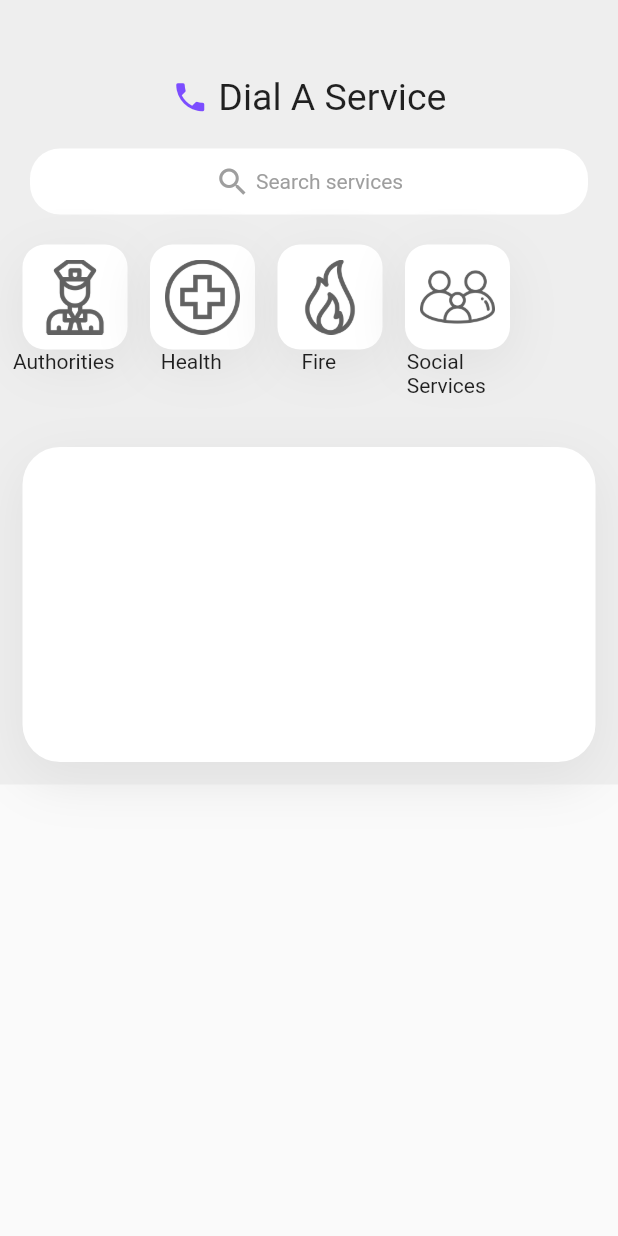
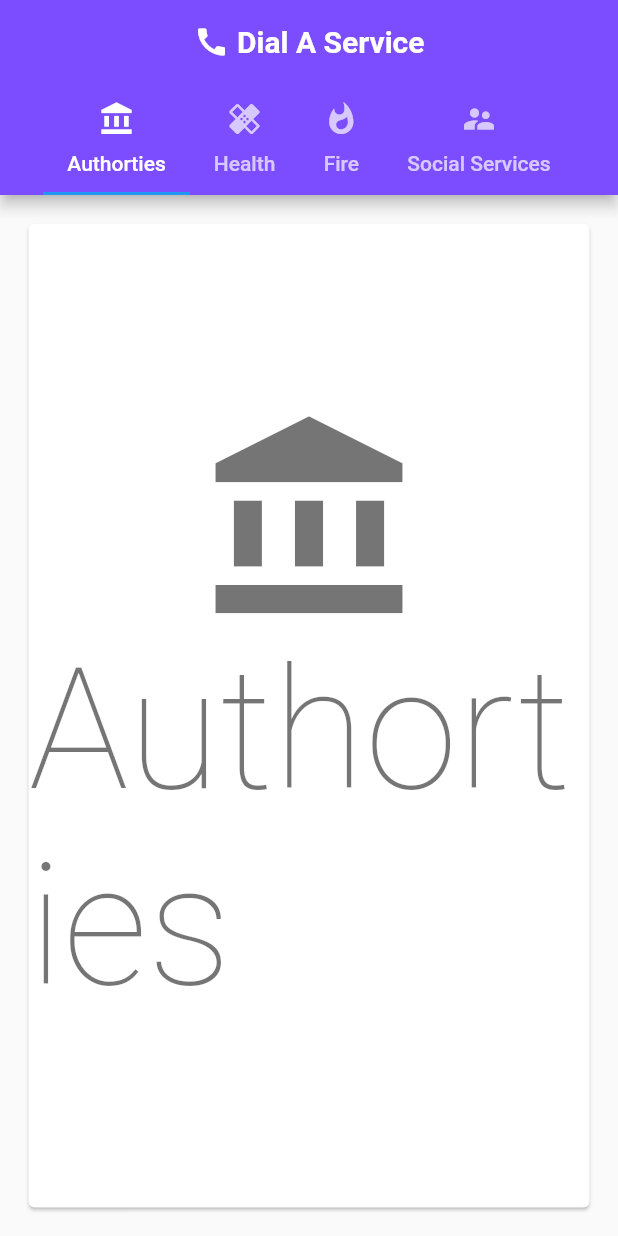
Before and after one commit to thebrndt/Code_Project, a Flutter app: the screen it shows after launch, after a tap on "SKIP", after a tap on "GET STARTED NOW", on a phone screen of 412 x 824 dp. Run offline on Flutter 3.47's test engine with Material 2 defaults, Android fonts, the phone set to English and light mode, and no system bars.

Commit message:
Sorted out Functionality of Dial Page with Tabs and Navigations
Only the basic concepts though, I still need to add actual content to the individual pages

```diff
--- a/lib/data/data.dart
+++ b/lib/data/data.dart
@@ -1,7 +1,3 @@
-// Defining all data needed, that will be used in the slides.
-import 'package:flutter/material.dart';
-import 'package:flutter/painting.dart';
-
 class SliderModel {
   String imagePath;
   String title;
@@ -40,10 +36,6 @@ List<SliderModel> getSlides() {
   return slides;
 }
 
-List<BoxShadow> shadowList = [
-  BoxShadow(color: Colors.grey[300], blurRadius: 30, offset: Offset(0, 10))
-];
-
 List<Map> categories = [
   {'name': 'Authorities', 'iconPath': 'assets/authorities.png'},
   {'name': 'Health', 'iconPath': 'assets/health.png'},
--- a/lib/dialPage.dart
+++ b/lib/dialPage.dart
@@ -1,4 +1,3 @@
-import 'package:Code_Project/data/data.dart';
 import 'package:flutter/material.dart';
 import 'package:flutter/rendering.dart';
 
@@ -11,128 +10,85 @@ class DialPage extends StatefulWidget {
 class _DialPageState extends State<DialPage> {
   @override
   Widget build(BuildContext context) {
-    return Scaffold(
-        body: Container(
-      color: Colors.grey[200],
-      child: SingleChildScrollView(
-        child: Column(
-          children: <Widget>[
-            SizedBox(
-              height: 50,
-            ),
-            Container(
-              margin: EdgeInsets.symmetric(horizontal: 25),
-              child: Row(
-                mainAxisAlignment: MainAxisAlignment.center,
-                children: <Widget>[
-                  Column(
-                    children: <Widget>[
-                      Row(
-                        children: <Widget>[
-                          Icon(
-                            Icons.phone,
-                            color: Colors.deepPurpleAccent,
-                            size: 25,
-                          ),
-                          Text(
-                            ' Dial A Service',
-                            style: TextStyle(fontSize: 25),
-                          ),
-                        ],
-                      )
-                    ],
-                  )
-                ],
-              ),
-            ),
-            Container(
-              padding: EdgeInsets.symmetric(horizontal: 20, vertical: 10),
-              margin: EdgeInsets.symmetric(vertical: 20, horizontal: 20),
-              decoration: BoxDecoration(
-                  color: Colors.white, borderRadius: BorderRadius.circular(20)),
-              child: Row(
-                mainAxisAlignment: MainAxisAlignment.center,
-                children: <Widget>[
-                  Icon(
-                    Icons.search,
-                    color: Colors.grey,
-                  ),
-                  Text(' Search services', style: TextStyle(color: Colors.grey))
-                ],
-              ),
-            ),
-            Container(
-              height: 120,
-              child: ListView.builder(
-                scrollDirection: Axis.horizontal,
-                itemCount: categories.length,
-                itemBuilder: (context, index) {
-                  return Container(
-                    child: (Column(
-                      children: <Widget>[
-                        Container(
-                            padding: EdgeInsets.all(10),
-                            margin: EdgeInsets.only(left: 15),
-                            decoration: BoxDecoration(
-                                color: Colors.white,
-                                boxShadow: shadowList,
-                                borderRadius: BorderRadius.circular(15)),
-                            child: Image.asset(
-                              categories[index]['iconPath'],
-                              height: 50,
-                              width: 50,
-                              color: Colors.grey[700],
-                            )),
-                        Text(categories[index]['name'])
-                      ],
-                    )),
+    return MaterialApp(
+      debugShowCheckedModeBanner: false,
+      home: DefaultTabController(
+        length: choices.length,
+        child: Scaffold(
+          appBar: AppBar(
+            backgroundColor: Colors.deepPurpleAccent,
+            title: Container(
+                child: Row(
+              mainAxisAlignment: MainAxisAlignment.center,
+              children: <Widget>[
+                Icon(
+                  Icons.call,
+                  color: Colors.white,
+                ),
+                Text(
+                  ' Dial A Service',
+                  style: TextStyle(fontWeight: FontWeight.bold),
+                ),
+              ],
+            )),
+            bottom: TabBar(
+              isScrollable: true,
+              tabs: choices.map<Widget>(
+                (Choice choice) {
+                  return Tab(
+                    text: choice.title,
+                    icon: Icon(choice.icon),
                   );
                 },
-              ),
+              ).toList(),
             ),
-            Container(
-              height: 240,
-              child: Container(
-                margin: EdgeInsets.all(15),
-                decoration: BoxDecoration(
-                  boxShadow: shadowList,
-                  color: Colors.white,
-                  borderRadius: BorderRadius.circular(25),
-                ),
-              ),
-            ),
+          ),
+          body: TabBarView(
+            children: choices.map((Choice choice) {
+              return Padding(
+                padding: const EdgeInsets.all(15),
+                child: ChoicePage(choice: choice),
+              );
+            }).toList(),
+          ),
+        ),
+      ),
+    );
+  }
+}
+
+class Choice {
+  final String title;
+  final IconData icon;
+  const Choice({this.title, this.icon});
+}
+
+const List<Choice> choices = <Choice>[
+  Choice(title: 'Authorties', icon: Icons.account_balance),
+  Choice(title: 'Health', icon: Icons.healing),
+  Choice(title: 'Fire', icon: Icons.whatshot),
+  Choice(title: 'Social Services', icon: Icons.supervisor_account),
+];
+
+class ChoicePage extends StatelessWidget {
+  const ChoicePage({Key key, this.choice}) : super(key: key);
+  final Choice choice;
+
+  @override
+  Widget build(BuildContext context) {
+    final TextStyle textStyle = Theme.of(context).textTheme.headline1;
+    return Card(
+      color: Colors.white,
+      child: Center(
+        child: Column(
+          mainAxisSize: MainAxisSize.min,
+          crossAxisAlignment: CrossAxisAlignment.center,
+          children: <Widget>[
+            Icon(choice.icon, size: 150, color: textStyle.color),
+            Text(choice.title, style: textStyle),
           ],
         ),
       ),
-
-// // App Bar Properties. Might remove app bar completely later.
-//       appBar: AppBar(
-//           title: Text(
-//             'Dial Page',
-//             style: TextStyle(color: Colors.black),
-//           ),
-//           backgroundColor: Colors.white),
-
-// // Body contents and DialPage "stuff"
-//       body: Container(
-//         //should contains the main details of the whichever page the navbar is on
-//         color: Colors.deepPurpleAccent,
-//       ),
-
-// // Bottom Navigation Bar Properties (Icons, Colors, Animations, etc)
-//       bottomNavigationBar: CurvedNavigationBar(
-//         color: Colors.white,
-//         backgroundColor: Colors.deepPurpleAccent,
-//         buttonBackgroundColor: Colors.white,
-//         height: 65,
-//         items: <Widget>[
-//           Icon(Icons.assignment, size: 30, color: Colors.black),
-//           Icon(Icons.call, size: 30, color: Colors.black),
-//           Icon(Icons.contacts, size: 30, color: Colors.black),
-//         ],
-//         animationDuration: Duration(milliseconds: 200),
-//         animationCurve: Curves.easeInOut,
-//       ),
-    ));
+    );
   }
 }
```
Also changed, not shown: assets/authorities.png (deleted), assets/fire.png (deleted), assets/health.png (deleted), assets/social.png (deleted).
